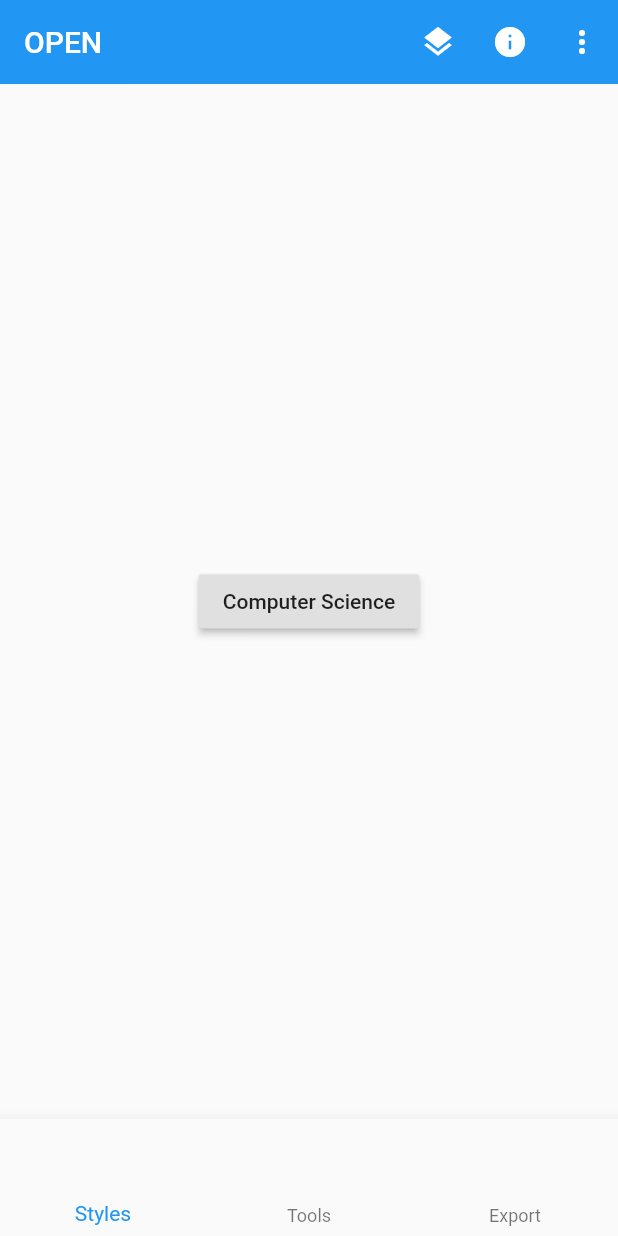
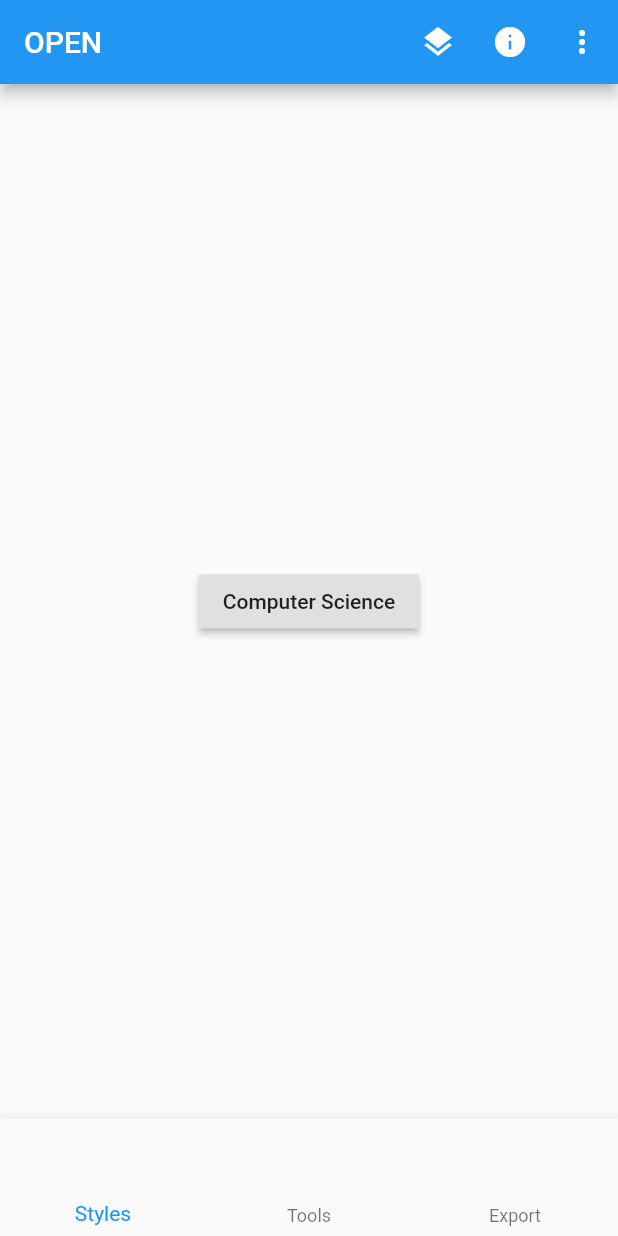
Before and after one commit to erobotkh/flutter_ex, a Flutter app: the MyHomePage screen opened directly, on a phone screen of 412 x 824 dp. Run offline on Flutter 3.47's test engine with Material 2 defaults, Android fonts, the phone set to English and light mode, and no system bars.

Commit message:
Update mey_ex2.dart

```diff
--- a/lib/exercises/ex2/mey_ex2.dart
+++ b/lib/exercises/ex2/mey_ex2.dart
@@ -1,5 +1,3 @@
-import 'dart:async';
-
 import 'package:flutter/material.dart';
 
 void main() {
@@ -35,7 +33,6 @@ class _MyHomePageState extends State<MyHomePage> {
   Widget build(BuildContext context) {
     return Scaffold(
       appBar: AppBar(
-        elevation: 0.1,
         title: Text(widget.title),
         actions: [
           IconButton(
```
